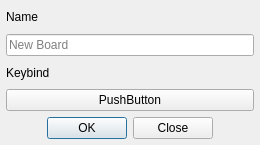
defaultsamson/Soundboard, file src/Dialog/dialogboard.ui: the form before one commit.
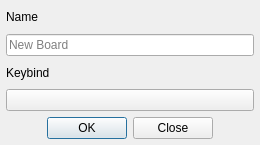
The form after the commit. Custom widgets are drawn as their Qt base class.

What changed in the file:
```diff
--- a/src/Dialog/dialogboard.ui
+++ b/src/Dialog/dialogboard.ui
@@ -57,11 +57,7 @@
     </widget>
    </item>
    <item>
-    <widget class="WidgetKeybind" name="lineEdiKeybind">
-     <property name="text">
-      <string>PushButton</string>
-     </property>
-    </widget>
+    <widget class="WidgetKeybind" name="keybindBoard"/>
    </item>
    <item>
     <widget class="QDialogButtonBox" name="buttonBox">
```
